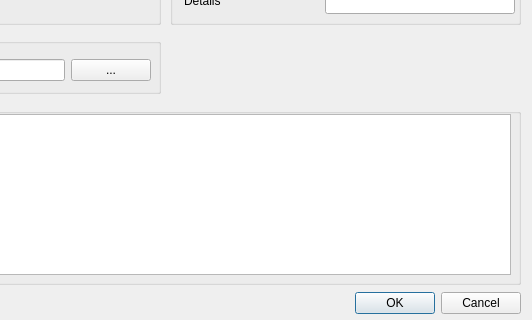
Above: src/newpartdialog.ui from oddscured/Partorium before the change; both pictures show x 360 to 892 and y 306 to 626 of the 892 by 626 pixel window. Below: the same form after it.
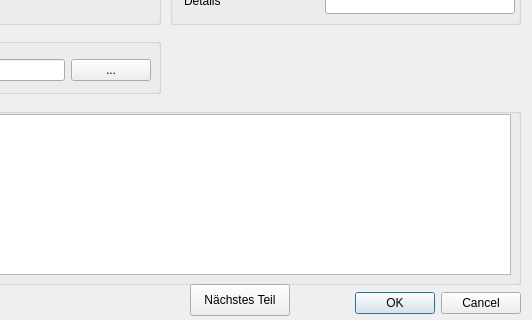
That is the form after the change.

Commit message: Added nextPart function to createNewPart dialog

Patch:
```diff
--- a/src/newpartdialog.ui
+++ b/src/newpartdialog.ui
@@ -659,6 +659,22 @@
     </layout>
    </widget>
   </widget>
+  <widget class="QPushButton" name="btn_NextPart">
+   <property name="geometry">
+    <rect>
+     <x>550</x>
+     <y>590</y>
+     <width>100</width>
+     <height>32</height>
+    </rect>
+   </property>
+   <property name="text">
+    <string>Nächstes Teil</string>
+   </property>
+   <property name="autoDefault">
+    <bool>false</bool>
+   </property>
+  </widget>
  </widget>
  <resources/>
  <connections>
```
Left out of the diff: 2 changed lines with no effect on the pictures. The commit also changes 4 other files.
